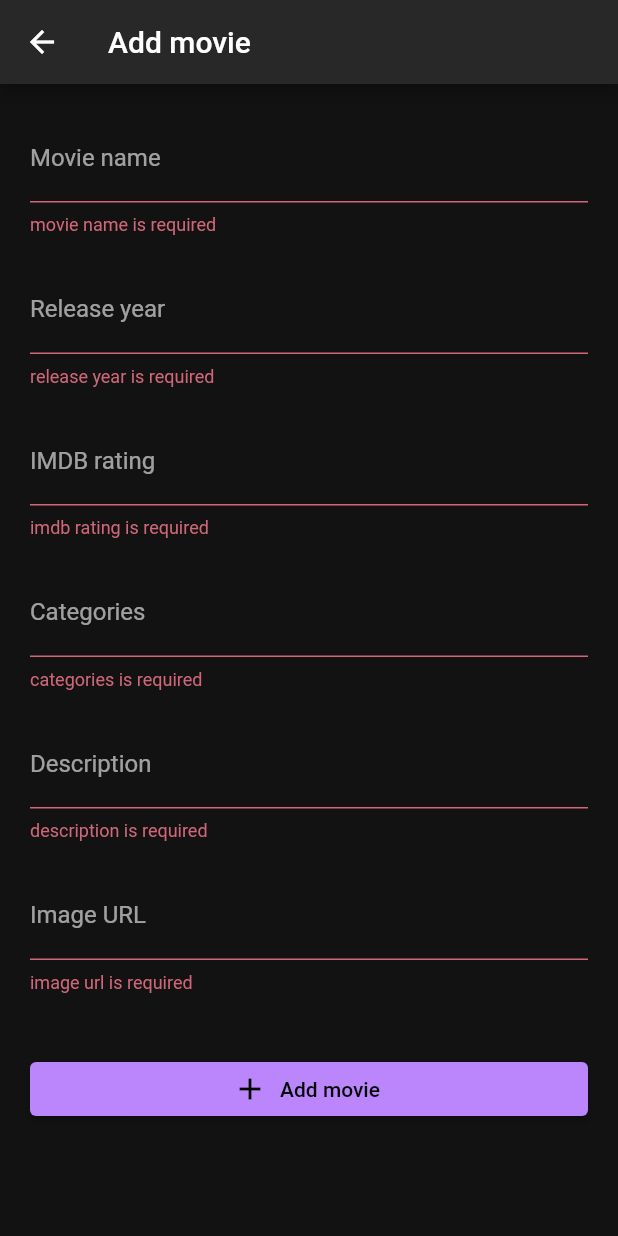
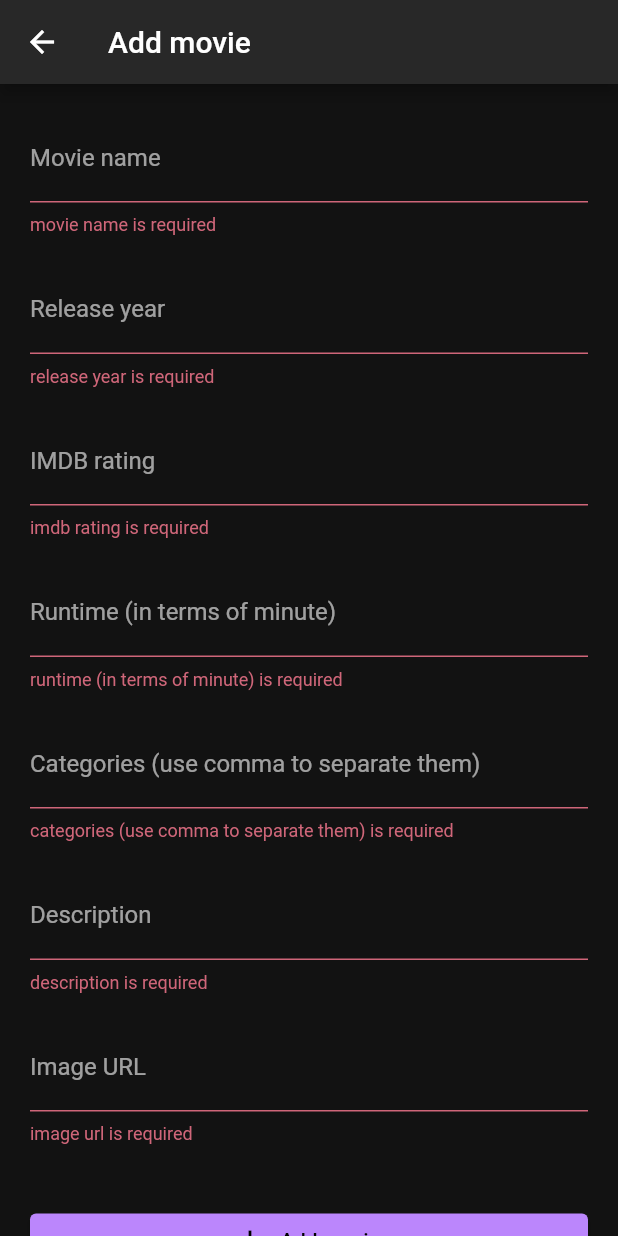
Before and after one commit to tozlukozmos/mmovie_flutter_app, a Flutter app: the AddMovie screen opened by its route, after a tap on "Add movie", on a phone screen of 412 x 824 dp. Run offline on Flutter 3.47's test engine with Material 2 defaults, Android fonts, the phone set to English and light mode, and no system bars; our stand-ins replace cloud_firestore, firebase_auth, firebase_core, google_sign_in; accounts and stored records are empty.

Commit message:
feed comedy category added

```diff
--- a/lib/views/add_movie.dart
+++ b/lib/views/add_movie.dart
@@ -1,8 +1,8 @@
 import 'package:cloud_firestore/cloud_firestore.dart';
 import 'package:flutter/material.dart';
 
+import '../widgets/app_buttons.dart';
 import '../widgets/app_form.dart';
-import '../widgets/app_buttons.dart';
 
 class AddMovie extends StatefulWidget {
   const AddMovie({Key? key}) : super(key: key);
@@ -19,11 +19,12 @@ class _AddMovie extends State<AddMovie> {
   final TextEditingController _movieNameController = TextEditingController();
   final TextEditingController _releaseYearController = TextEditingController();
   final TextEditingController _imdbRatingController = TextEditingController();
+  final TextEditingController _runtimeController = TextEditingController();
   final TextEditingController _categoriesController = TextEditingController();
   final TextEditingController _descriptionController = TextEditingController();
   final TextEditingController _imageController = TextEditingController();
 
-  final Map<String, dynamic> _newMovie = {
+  Map<String, dynamic> _newMovie = {
     "name": "",
     "year": 0,
     "rating": 0,
@@ -61,7 +62,12 @@ class _AddMovie extends State<AddMovie> {
               ),
               const SizedBox(height: 20),
               AppForm.appTextFormField(
-                label: "Categories",
+                label: "Runtime (in terms of minute)",
+                controller: _runtimeController,
+              ),
+              const SizedBox(height: 20),
+              AppForm.appTextFormField(
+                label: "Categories (use comma to separate them)",
                 controller: _categoriesController,
               ),
               const SizedBox(height: 20),
@@ -96,31 +102,41 @@ class _AddMovie extends State<AddMovie> {
   void addMovie() async {
     try {
       if (_formKey.currentState!.validate()) {
-        _newMovie["name"] = _movieNameController.text;
-        _newMovie["year"] = int.parse(_releaseYearController.text);
-        _newMovie["rating"] = int.parse(_imdbRatingController.text);
-        _newMovie["categories"] = _categoriesController.text.split(",").map((e) => e.trim());
-        _newMovie["description"] = _descriptionController.text;
-        _newMovie["image"] = _imageController.text;
+        _newMovie = {
+          "name": _movieNameController.text,
+          "year": int.parse(_releaseYearController.text),
+          "rating": int.parse(_imdbRatingController.text),
+          "runtime": int.parse(_runtimeController.text),
+          "categories":
+              _categoriesController.text.split(",").map((e) => e.trim()).toList(),
+          "favorites": [],
+          "wishlist": [],
+          "description": _descriptionController.text,
+          "image": _imageController.text,
+        };
         await _movies
             .add(_newMovie)
             .then(
-              (value) => ScaffoldMessenger.of(context).showSnackBar(
-                const SnackBar(
-                  content: Text('Movie added successfully'),
-                  duration: Duration(milliseconds: 1500),
+              (value) => {
+                ScaffoldMessenger.of(context).showSnackBar(
+                  const SnackBar(
+                    content: Text('Movie added successfully'),
+                    duration: Duration(milliseconds: 1500),
+                  ),
                 ),
-              ),
+                Navigator.pushReplacementNamed(context, "feed_screen"),
+              },
             )
             .catchError(
-              (error) => ScaffoldMessenger.of(context).showSnackBar(
-                const SnackBar(
-                  content: Text('Failed to add movie'),
-                  duration: Duration(milliseconds: 1500),
+              (error) => {
+                ScaffoldMessenger.of(context).showSnackBar(
+                  SnackBar(
+                    content: Text(error.toString()),
+                    duration: const Duration(milliseconds: 1500),
+                  ),
                 ),
-              ),
+              },
             );
-        Navigator.pushReplacementNamed(context, "feed_screen");
       }
     } catch (e) {
       ScaffoldMessenger.of(context).showSnackBar(
--- a/lib/views/feed.dart
+++ b/lib/views/feed.dart
@@ -168,12 +168,12 @@ class _Feed extends State<Feed> {
             Row(
               mainAxisAlignment: MainAxisAlignment.spaceBetween,
               children: [
-                const Text("Romance", style: TextStyle(fontSize: 20)),
+                const Text("Comedy", style: TextStyle(fontSize: 20)),
                 AppButtons.appTextButton(
                   name: "see more",
                   onPressed: () {
                     Navigator.pushNamed(context, 'see_more_screen', arguments: {
-                      'title': 'Romance',
+                      'title': 'Comedy',
                     });
                   },
                 ),
@@ -184,7 +184,7 @@ class _Feed extends State<Feed> {
               scrollDirection: Axis.horizontal,
               child: StreamBuilder(
                 stream: _moviesStream
-                    .where('categories', arrayContains: 'Romance')
+                    .where('categories', arrayContains: 'Comedy')
                     .orderBy('rating', descending: true)
                     .limit(15)
                     .snapshots(),
```
